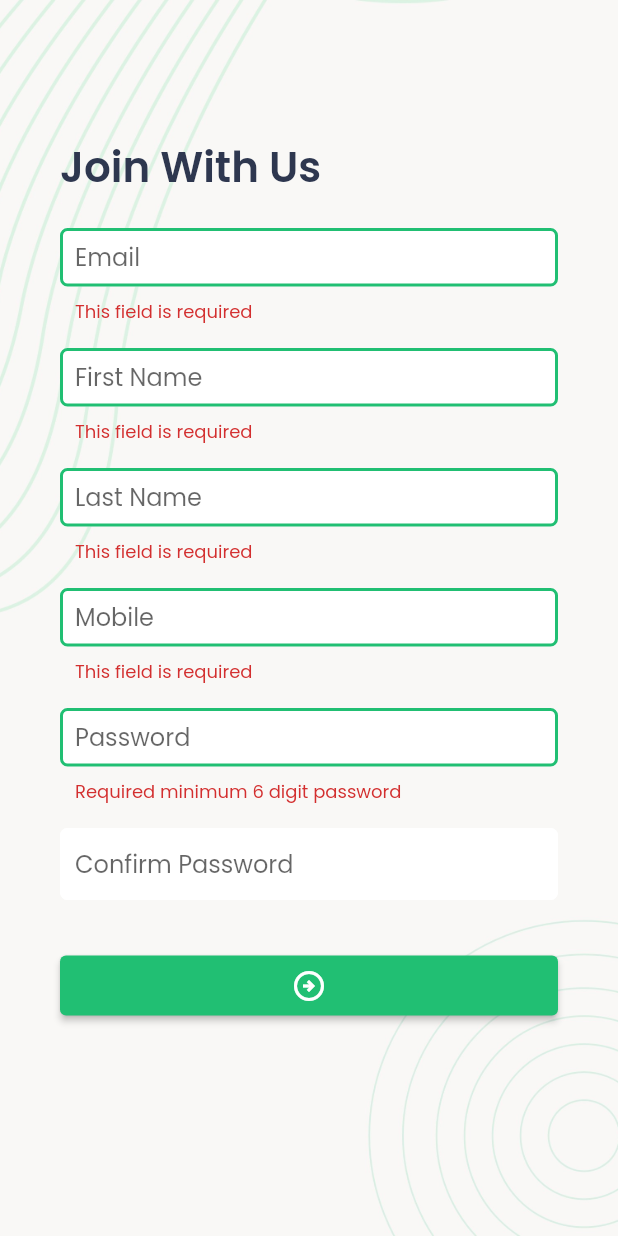
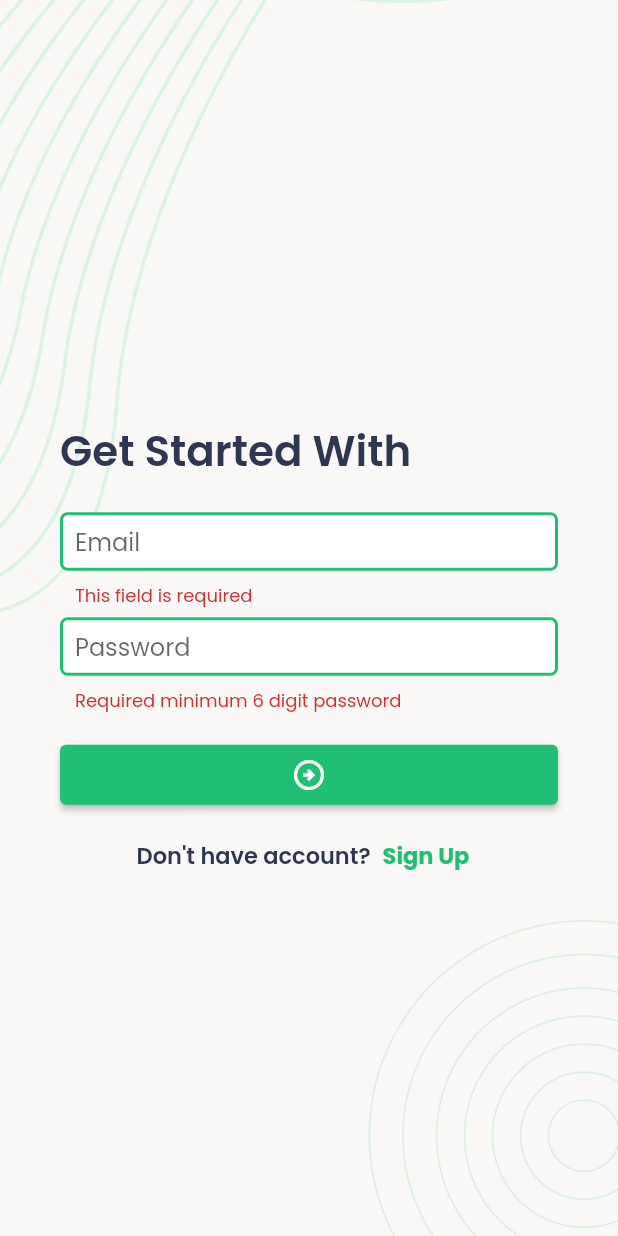
Before and after one commit to developerSajib88/CareTutors, a Flutter app: the screen it shows after launch, after a tap on the "arrow circle right" icon, on a phone screen of 412 x 824 dp. Run offline on Flutter 3.47's test engine with Material 2 defaults, Android fonts, the phone set to English and light mode, and no system bars; our stand-ins replace google_fonts, hive, hive_flutter, toast; missing offline and left inert: onboarding_intro_screen; accounts and stored records are empty.

Commit message:
caretutors user login completed

```diff
--- a/lib/main.dart
+++ b/lib/main.dart
@@ -1,11 +1,13 @@
 import 'package:caretutors/controller/auth_controller/auth_controller.dart';
 import 'package:caretutors/controller/navigation_controller/navigation_controller.dart';
 import 'package:caretutors/controller/onboarding_controller/onboarding_controller.dart';
+import 'package:caretutors/view/screen/auth_screen/log_in_screen.dart';
 import 'package:caretutors/view/screen/auth_screen/sign_up_screen.dart';
 import 'package:flutter/material.dart';
 import 'package:hive/hive.dart';
 import 'package:hive_flutter/hive_flutter.dart';
 import 'package:provider/provider.dart';
+import 'package:toast/toast.dart';
 
 import 'theme/app_theme.dart';
 
@@ -29,7 +31,7 @@ class MyApp extends StatelessWidget {
     return MaterialApp(
       debugShowCheckedModeBanner: false,
       theme: AppTheme.themeData,
-      home: const SignUpScreen( ),
+      home: const LogInScreen(),
     );
   }
 }
--- a/lib/utils/app_constants.dart
+++ b/lib/utils/app_constants.dart
@@ -2,6 +2,11 @@ class AppConstants{
 
   ///App version
   static const String appVersion = "Version 1.0.0";
+
+  /// Api Resource
+  static const String CREATE_ACCOUNT = "https://task.teamrabbil.com/api/v1/registration";
+  static const String LOGIN_ACCOUNT = "https://task.teamrabbil.com/api/v1//login";
+  static const Map<String,String> REQUEST_HEADER = {'Content-Type': 'application/json', 'Accept': 'application/json'};
 
   /// String
   static const String NEW_TASK = "New Task";
@@ -9,6 +14,7 @@ class AppConstants{
   static const String PROGRESS = "Progress";
   static const String CANCELED = "Canceled";
   static const String JOIN_WITH_US = "Join With Us";
+  static const String GET_STARTED_WITH = "Get Started With";
   static const String EMAIL = "Email";
   static const String FIRST_NAME = "First Name";
   static const String LAST_NAME = "Last Name";
--- /dev/null
+++ b/lib/view/screen/auth_screen/log_in_screen.dart
@@ -0,0 +1,132 @@
+import 'package:caretutors/controller/auth_controller/auth_controller.dart';
+import 'package:caretutors/utils/app_colors.dart';
+import 'package:caretutors/utils/app_constants.dart';
+import 'package:caretutors/utils/font_styles.dart';
+import 'package:caretutors/view/screen/auth_screen/sign_up_screen.dart';
+import 'package:caretutors/view/screen/navigation_screen/bottom_navigation_screen.dart';
+import 'package:caretutors/view/widget/custom_button.dart';
+import 'package:caretutors/view/widget/custom_text_form.dart';
+import 'package:flutter/cupertino.dart';
+import 'package:flutter/material.dart';
+import 'package:provider/provider.dart';
+import 'package:toast/toast.dart';
+
+import '../../widget/backgrount_widget.dart';
+
+class LogInScreen extends StatefulWidget {
+  const LogInScreen({Key? key}) : super(key: key);
+
+  @override
+  State<LogInScreen> createState() => _LogInScreenState();
+}
+
+class _LogInScreenState extends State<LogInScreen> {
+
+  ValueNotifier<bool> loading = ValueNotifier(false);
+
+  GlobalKey<FormState> formKey = GlobalKey<FormState>();
+  TextEditingController emailController = TextEditingController();
+  TextEditingController passwordController = TextEditingController();
+
+  /// This function is called from elevated button
+  void sendLogInData(context)async{
+    if(formKey.currentState!.validate()){
+      loading.value = true;
+      bool result = await Provider.of<AuthController>(context,listen: false).userLogIn(emailController.text, passwordController.text,);
+      if(result){
+        Navigator.pushReplacement(context, CupertinoPageRoute(builder: (context)=> const BottomNavigationScreen()));
+        loading.value = false;
+      }else{
+        loading.value = false;
+      }
+
+    }
+  }
+
+
+
+
+  @override
+  Widget build(BuildContext context) {
+    ToastContext().init(context);
+    return Scaffold(
+        body: BackgroundScreen(
+          child: Container(width: double.infinity,height: double.infinity,padding: const EdgeInsets.all(40),
+            child: Form(
+              key: formKey,
+              child: Column(mainAxisAlignment: MainAxisAlignment.center, crossAxisAlignment: CrossAxisAlignment.start,children: [
+
+                const SizedBox(height: 50,),
+
+                Text(AppConstants.GET_STARTED_WITH,style: FontStyles.headerTextStyle,),
+
+                const SizedBox(height: 20,),
+
+                CustomTextForm(
+                  controller: emailController,
+                  hintText: AppConstants.EMAIL,
+                  keyboardType: TextInputType.emailAddress,
+                  validator: (value){
+                    if(value.toString().isEmpty){
+                      return "This field is required";
+                    }else if(value.toString().length < 10){
+                      return "Enter your valid email";
+                    }
+                  },
+                ),
+
+                const SizedBox(height: 5,),
+
+
+                CustomTextForm(
+                  obscureText: true,
+                  controller: passwordController,
+                  keyboardType: TextInputType.visiblePassword,
+                  hintText: AppConstants.PASSWORD,
+                  validator: (value){
+                    if(value.toString().length < 6){
+                      return "Required minimum 6 digit password";
+                    }
+                  },
+                ),
+
+
+                const SizedBox(height: 20,),
+
+                ValueListenableBuilder(
+                    valueListenable: loading,
+                    builder: (context,value,_){
+                      return CustomButton(
+                          onPressed: ()=> sendLogInData(context),
+                          child: Visibility(
+                              visible: loading.value == false,
+                              replacement: const SizedBox(width: 20,height: 20,
+                                child: Center(
+                                  child: CircularProgressIndicator(color: AppColors.defaultWhite,),
+                                ),),
+                              child: const Icon(Icons.arrow_circle_right_outlined,color: Colors.white,)
+                          )
+                      );
+                    }
+                ),
+
+                const  SizedBox(height: 10,),
+
+
+                Row(mainAxisAlignment: MainAxisAlignment.center, children: [
+                  Text("Don't have account?",style: FontStyles.titleTextStyle,),
+                  TextButton(
+                      onPressed: ()=>Navigator.push(context, CupertinoPageRoute(builder: (context)=>const SignUpScreen())),
+                      child: const Text("Sign Up",style: TextStyle(color: AppColors.greenColor,fontWeight: FontWeight.w700,fontSize: 15),),
+                  )
+                ],)
+
+
+
+
+              ],),
+            ),),
+        )
+    );
+  }
+}
```
Also changed, not shown: lib/controller/auth_controller/auth_controller.dart (+58 -0 lines), lib/view/screen/auth_screen/sign_up_screen.dart (+57 -10 lines).
